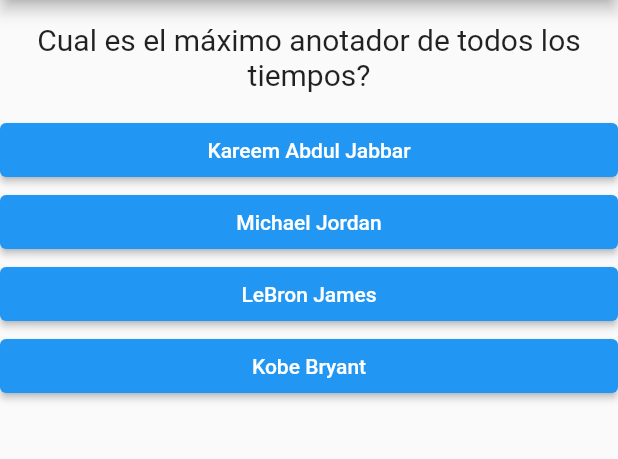
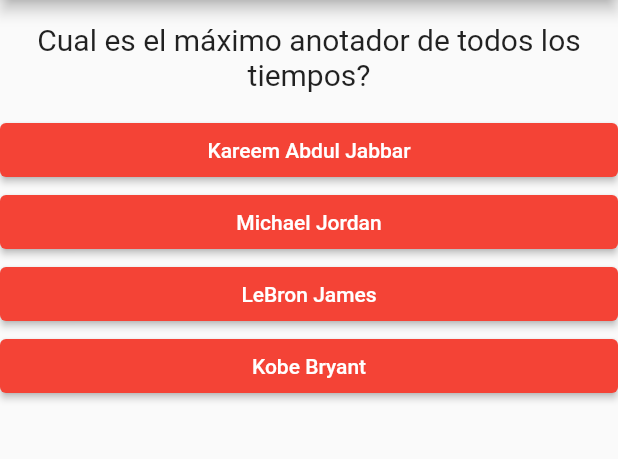
Before and after one commit to facundo-rubino/First-Flutter-App, a Flutter app: the screen it shows after launch, on a phone screen of 412 x 824 dp, the part 84-543 px from its top. Run offline on Flutter 3.47's test engine with Material 2 defaults, Android fonts, the phone set to English and light mode, and no system bars.

Commit message:
all around fixes

```diff
--- a/lib/answer.dart
+++ b/lib/answer.dart
@@ -12,7 +12,7 @@ class Answer extends StatelessWidget {
       width: double.infinity,
       child: ElevatedButton(
         style: ButtonStyle(
-          backgroundColor: MaterialStateProperty.all(Colors.blue),
+          backgroundColor: MaterialStateProperty.all(Colors.red),
         ),
         child: Text(answerText),
         onPressed: selectHandler,
--- a/lib/main.dart
+++ b/lib/main.dart
@@ -19,35 +19,64 @@ class MyAppState extends State<MyApp> {
     {
       'questionText': 'Cual es el máximo anotador de todos los tiempos?',
       'answers': [
-        'Kareem Abdul Jabbar',
-        'Michael Jordan',
-        'LeBron James',
-        'Kobe Bryant',
+        {'text': 'Kareem Abdul Jabbar', 'score': 0},
+        {'text': 'Michael Jordan', 'score': 0},
+        {'text': 'LeBron James', 'score': 1},
+        {'text': 'Kobe Bryant', 'score': 0},
       ],
     },
     {
       'questionText': 'Cuál de estos jugadores es más alto?',
       'answers': [
-        'Yao Ming',
-        'Boban Marjanovic',
-        'Manute Bol',
-        'Ralph Sampson',
+        {'text': 'Yao Ming', 'score': 0},
+        {'text': 'Boban Marjanovic', 'score': 0},
+        {'text': 'Manute Bol', 'score': 1},
+        {'text': 'Ralph Sampson', 'score': 0},
       ],
     },
     {
       'questionText': 'Cuál de estos equipos tiene más campeonatos?',
       'answers': [
-        'Miami Heat',
-        'Houston Rockets',
-        'Milwaukee Bucks',
-        'Tienen los mismos campeonatos',
+        {'text': 'Miami Heat', 'score': 1},
+        {'text': 'Houston Rockets', 'score': 0},
+        {'text': 'Milwaukee Bucks', 'score': 0},
+        {'text': 'Tienen los mismos campeonatos', 'score': 0},
+      ],
+    },
+    {
+      'questionText': 'Que jugador metió más triples en un partido?',
+      'answers': [
+        {'text': 'Stephen Curry', 'score': 0},
+        {'text': 'Ray Allen', 'score': 0},
+        {'text': 'Klay Thompson', 'score': 1},
+        {'text': 'Reggie Miller', 'score': 0},
+      ],
+    },
+    {
+      'questionText':
+          'Quién es el líder en tiros libres anotados en una temporada?',
+      'answers': [
+        {'text': 'Jerry West', 'score': 1},
+        {'text': 'Stephen Curry', 'score': 0},
+        {'text': 'Michael Jordan', 'score': 0},
+        {'text': 'James Harden', 'score': 0},
       ],
     },
   ];
 
   var _questionIndex = 0;
+  var _totalScore = 0;
 
-  void _answerQuestion() {
+  void _resetQuiz() {
+    setState(() {
+      _questionIndex = 0;
+      _totalScore = 0;
+    });
+  }
+
+  void _answerQuestion(int score) {
+    _totalScore += score;
+
     setState(() {
       _questionIndex = _questionIndex + 1;
     });
@@ -69,7 +98,7 @@ class MyAppState extends State<MyApp> {
                 answerQuestion: _answerQuestion,
                 questionIndex: _questionIndex,
                 questions: _questions)
-            : Result(),
+            : Result(_totalScore, _resetQuiz),
       ),
     );
   }
--- a/lib/quiz.dart
+++ b/lib/quiz.dart
@@ -19,8 +19,10 @@ class Quiz extends StatelessWidget {
         Question(
           questions[questionIndex]['questionText'],
         ),
-        ...(questions[questionIndex]['answers'] as List<String>).map((answer) {
-          return Answer(answerQuestion, answer);
+        ...(questions[questionIndex]['answers'] as List<Map<String, Object>>)
+            .map((answer) {
+          return Answer(
+              () => answerQuestion(answer['score']), answer['text'].toString());
         }).toList()
       ],
     );
```
Also changed, not shown: lib/result.dart (+34 -1 lines).
